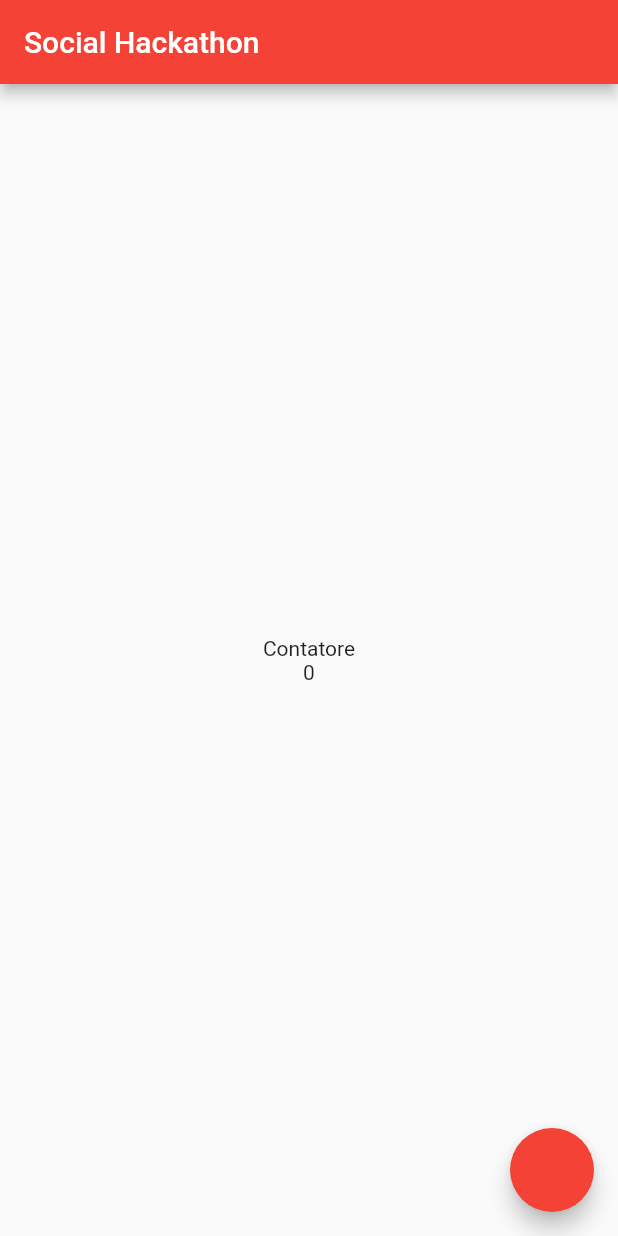
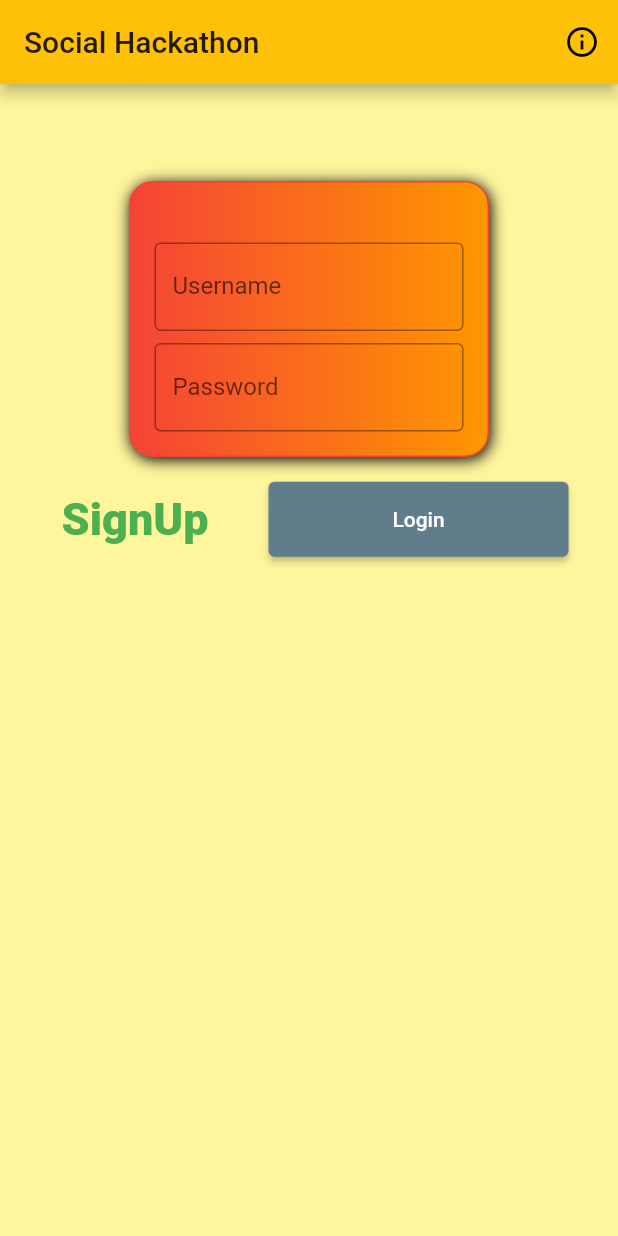
Before and after one commit to slashe95/socialhackathon.denisevillani, a Flutter app: the screen it shows after launch, on a phone screen of 412 x 824 dp. Run offline on Flutter 3.47's test engine with Material 2 defaults, Android fonts, the phone set to English and light mode, and no system bars.

Commit message:
Update at 19/04

```diff
--- a/lib/app.dart
+++ b/lib/app.dart
@@ -6,7 +6,41 @@ class App extends StatelessWidget {
   Widget build(BuildContext context) => MaterialApp(
         title: "Social Hackathon",
         home: Home(),
-        theme: ThemeData(primarySwatch: Colors.red),
+        theme: _createTheme(),
+      );
 
-      );
+  ThemeData _createTheme() => ThemeData(
+    primarySwatch: Colors.red,
+    primaryColor: Colors.amber,
+    accentColor: Colors.blue,
+    scaffoldBackgroundColor: Colors.yellow.shade200,
+    elevatedButtonTheme: ElevatedButtonThemeData(
+      style: ElevatedButton.styleFrom(
+        primary: Colors.blueGrey,
+        minimumSize: Size(200, 50),
+      )
+    ),
+    textButtonTheme: TextButtonThemeData(
+      style: TextButton.styleFrom(
+        primary: Colors.green,
+        textStyle: TextStyle(
+        fontSize: 30,
+        fontWeight: FontWeight.w900,
+      ),
+    )
+  ),
+  textTheme: TextTheme(
+      bodyText1: TextStyle(
+      fontSize: 20,
+  color: Colors.red.shade800,
+      ),
+  bodyText2: TextStyle(
+      fontSize: 24,
+      ),
+  headline4: TextStyle(
+      fontSize: 32,
+  fontWeight: FontWeight.w700
+      ),
+      ),
+  );
 }
--- /dev/null
+++ b/lib/app2.dart
@@ -0,0 +1,21 @@
+import 'package:flutter/cupertino.dart';
+
+class App2 extends StatelessWidget {
+  @override
+  Widget build(BuildContext context) => CupertinoApp(
+    theme: CupertinoThemeData(),
+    home: CupertinoPageScaffold(
+      navigationBar: CupertinoNavigationBar(
+        middle: Text("Social Hackathon iOS"),
+        trailing: CupertinoButton(
+          child: Text("Login"),
+          onPressed: () {},
+          padding: EdgeInsets.zero,
+        ),
+      ),
+      child: Center(
+        child: Text("iPhone style"),
+      ),
+    ),
+  );
+}
--- a/lib/home.dart
+++ b/lib/home.dart
@@ -1,36 +1,146 @@
 import 'package:flutter/material.dart';
+
+const String myUsername = "Denise";
+const String myPassword = "123456";
 
 class Home extends StatefulWidget {
   @override
   State<StatefulWidget> createState() {
-    return HomeState();
+    return _HomeState();
   }
 }
 
-class HomeState extends State<Home> {
-  int counter = 0;
+class _HomeState extends State<Home> {
+  String textFieldString = "";
+  String textFieldPassword = "";
+
+  bool loginSuccess = false;
+
   @override
-  Widget build(BuildContext context) {
-    return Scaffold(
-      appBar: AppBar(
+  Widget build(BuildContext context) => Scaffold(
+        appBar: _buildAppBar(context),
+        body: _buildBody(context),
+      );
+
+  PreferredSizeWidget _buildAppBar(BuildContext context) => AppBar(
         title: Text("Social Hackathon"),
-      ),
-      body: Center(
+        actions: [
+          IconButton(
+            icon: Icon(Icons.info_outline),
+            onPressed: () {
+              showDialog(
+                  context: context,
+                  builder: (context) {
+                    return AlertDialog(
+                      title: Text("Popup"),
+                      content: Text("Testo di prova"),
+                      actions: [
+                        TextButton(
+                          onPressed: () {},
+                          child: Text("Chiudi"),
+                        ),
+                      ],
+                    );
+                  });
+            },
+          ),
+        ],
+      );
+
+  Widget _buildBody(BuildContext context) => Align(
+        alignment: Alignment.lerp(Alignment.topCenter, Alignment.center, 0.25),
         child: Column(
           mainAxisSize: MainAxisSize.min,
           children: [
-            Text("Contatore"),
-            Text("$counter"),
+            _buildLoginForm(context),
+            SizedBox(
+              height: 16,
+            ),
+            _buildButtons(context),
           ],
         ),
-      ),
-      floatingActionButton: FloatingActionButton(
-        onPressed: () {
-          setState( () {
-          counter = counter + 1 ;
-        });
-        }
-      ),
-    );
-  }
+      );
+
+  Widget _buildLoginForm(BuildContext context) => Container(
+        padding: EdgeInsets.all(16),
+        width: 240,
+        child: Column(
+          children: [
+            Padding(
+              padding: const EdgeInsets.all(8.0),
+              child: Visibility(
+                visible: loginSuccess,
+                child: Text("Login effettuato!"),
+              ),
+            ),
+            SizedBox(
+              height: 8,
+            ),
+            TextField(
+              decoration: InputDecoration(
+                hintText: "Email",
+                labelText: "Username",
+                //errorText: "Inserisci email",
+                border: OutlineInputBorder(),
+              ),
+              onChanged: (text) {
+                setState(() {
+                  textFieldString = text;
+                });
+              },
+            ),
+            SizedBox(
+              height: 8,
+            ),
+            TextField(
+              decoration: InputDecoration(
+                hintText: "Almeno 8 caratteri",
+                labelText: "Password",
+                //errorText: "Inserisci email",
+                border: OutlineInputBorder(),
+              ),
+              obscureText: true,
+              onChanged: (text) {
+                setState(() {
+                  textFieldPassword = text;
+                });
+              },
+            ),
+          ],
+        ),
+        decoration: BoxDecoration(
+            borderRadius: BorderRadius.circular(16),
+            color: Colors.white,
+            border: Border.all(color: Colors.red),
+            gradient: LinearGradient(colors: [Colors.red, Colors.orange]),
+            boxShadow: [
+              BoxShadow(
+                offset: Offset(1, 2),
+                blurRadius: 8,
+              ),
+            ]),
+      );
+
+  Widget _buildButtons(BuildContext context) => Row(
+        mainAxisSize: MainAxisSize.min,
+        children: [
+          TextButton(
+            onPressed: () {},
+            child: Text("SignUp"),
+          ),
+          SizedBox(
+            width: 32,
+          ),
+          ElevatedButton(
+            onPressed: () {
+              setState(() {
+                loginSuccess = myUsername == textFieldString &&
+                    myPassword == textFieldPassword;
+              });
+            },
+            child: Text("Login"),
+          ),
+        ],
+      );
+
 }
--- a/lib/main.dart
+++ b/lib/main.dart
@@ -1,5 +1,6 @@
 import 'package:flutter/material.dart';
 
+import 'app2.dart';
 import 'app.dart';
 
 void main() {
```
